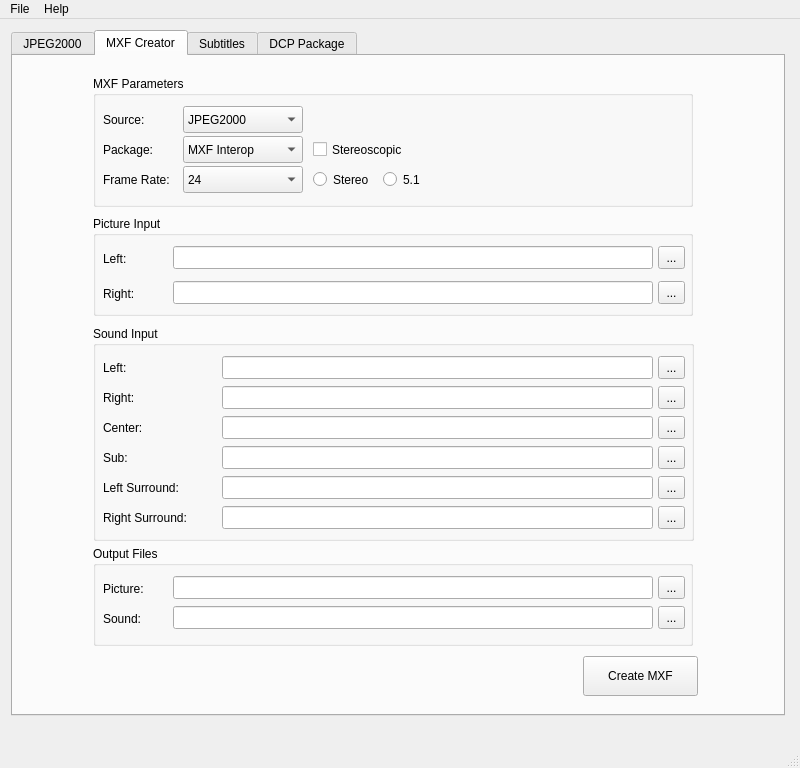
The window that gui/mainwindow.ui (mamay/OpenDCP) describes before a commit, drawn with Qt 5.
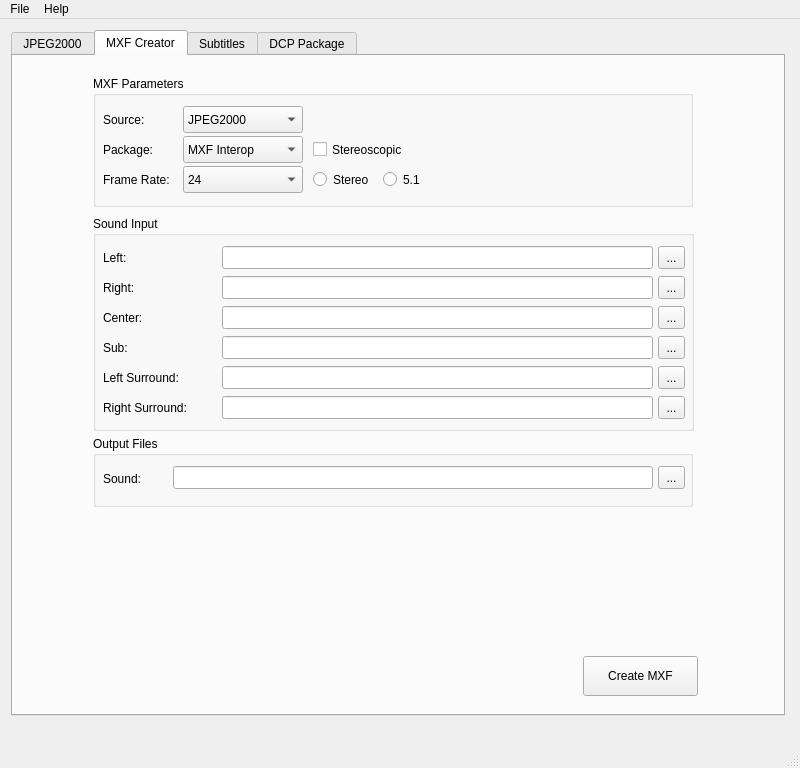
The same window after the commit. The open tabs and pages were chosen to show the change. Icons and pictures are not drawn.

Commit message: re-worked MXF creator screen

```diff
--- a/gui/mainwindow.ui
+++ b/gui/mainwindow.ui
@@ -1089,13 +1089,39 @@
            </item>
           </widget>
          </widget>
+         <widget class="QPushButton" name="mxfButton">
+          <property name="geometry">
+           <rect>
+            <x>570</x>
+            <y>600</y>
+            <width>115</width>
+            <height>40</height>
+           </rect>
+          </property>
+          <property name="text">
+           <string>Create MXF</string>
+          </property>
+         </widget>
+         <widget class="QStackedWidget" name="mxfInputStack">
+          <property name="geometry">
+           <rect>
+            <x>70</x>
+            <y>160</y>
+            <width>631</width>
+            <height>331</height>
+           </rect>
+          </property>
+          <property name="currentIndex">
+           <number>0</number>
+          </property>
+          <widget class="QWidget" name="page">
          <widget class="QGroupBox" name="inputPGroupBox">
           <property name="geometry">
            <rect>
-            <x>80</x>
-            <y>160</y>
+              <x>10</x>
+              <y>0</y>
             <width>600</width>
-            <height>100</height>
+              <height>101</height>
            </rect>
           </property>
           <property name="title">
@@ -1228,13 +1254,13 @@
            </property>
           </widget>
          </widget>
-         <widget class="QGroupBox" name="mxfOutGroupBox">
+           <widget class="QGroupBox" name="mxfOutPGroupBox">
           <property name="geometry">
            <rect>
-            <x>80</x>
-            <y>490</y>
+              <x>10</x>
+              <y>110</y>
             <width>600</width>
-            <height>100</height>
+              <height>71</height>
            </rect>
           </property>
           <property name="title">
@@ -1303,88 +1329,14 @@
             <bool>true</bool>
            </property>
           </widget>
-          <widget class="QToolButton" name="aMxfOutButton">
-           <property name="geometry">
-            <rect>
-             <x>565</x>
-             <y>60</y>
-             <width>27</width>
-             <height>23</height>
-            </rect>
-           </property>
-           <property name="sizePolicy">
-            <sizepolicy hsizetype="Fixed" vsizetype="Fixed">
-             <horstretch>27</horstretch>
-             <verstretch>25</verstretch>
-            </sizepolicy>
-           </property>
-           <property name="text">
-            <string>...</string>
-           </property>
-          </widget>
-          <widget class="QLabel" name="aMxfLabel">
+           </widget>
+          </widget>
+          <widget class="QWidget" name="page_2">
+           <widget class="QGroupBox" name="inputSGroupBox">
            <property name="geometry">
             <rect>
              <x>10</x>
-             <y>60</y>
-             <width>60</width>
-             <height>25</height>
-            </rect>
-           </property>
-           <property name="sizePolicy">
-            <sizepolicy hsizetype="Preferred" vsizetype="Fixed">
-             <horstretch>0</horstretch>
-             <verstretch>25</verstretch>
-            </sizepolicy>
-           </property>
-           <property name="minimumSize">
-            <size>
-             <width>0</width>
-             <height>25</height>
-            </size>
-           </property>
-           <property name="text">
-            <string>Sound:</string>
-           </property>
-          </widget>
-          <widget class="QLineEdit" name="aMxfOutEdit">
-           <property name="geometry">
-            <rect>
-             <x>80</x>
-             <y>60</y>
-             <width>480</width>
-             <height>23</height>
-            </rect>
-           </property>
-           <property name="sizePolicy">
-            <sizepolicy hsizetype="Expanding" vsizetype="Fixed">
-             <horstretch>0</horstretch>
-             <verstretch>25</verstretch>
-            </sizepolicy>
-           </property>
-           <property name="readOnly">
-            <bool>true</bool>
-           </property>
-          </widget>
-         </widget>
-         <widget class="QPushButton" name="mxfButton">
-          <property name="geometry">
-           <rect>
-            <x>570</x>
-            <y>600</y>
-            <width>115</width>
-            <height>40</height>
-           </rect>
-          </property>
-          <property name="text">
-           <string>Create MXF</string>
-          </property>
-         </widget>
-         <widget class="QGroupBox" name="groupBox">
-          <property name="geometry">
-           <rect>
-            <x>80</x>
-            <y>270</y>
+              <y>0</y>
             <width>601</width>
             <height>215</height>
            </rect>
@@ -1669,6 +1621,87 @@
            </property>
           </widget>
          </widget>
+           <widget class="QGroupBox" name="amxfOutGroupBox">
+            <property name="geometry">
+             <rect>
+              <x>10</x>
+              <y>220</y>
+              <width>600</width>
+              <height>71</height>
+             </rect>
+            </property>
+            <property name="title">
+             <string>Output Files</string>
+            </property>
+            <widget class="QLabel" name="aMxfOutLabel">
+             <property name="geometry">
+              <rect>
+               <x>10</x>
+               <y>30</y>
+               <width>60</width>
+               <height>25</height>
+              </rect>
+             </property>
+             <property name="sizePolicy">
+              <sizepolicy hsizetype="Preferred" vsizetype="Fixed">
+               <horstretch>0</horstretch>
+               <verstretch>25</verstretch>
+              </sizepolicy>
+             </property>
+             <property name="minimumSize">
+              <size>
+               <width>0</width>
+               <height>25</height>
+              </size>
+             </property>
+             <property name="text">
+              <string>Sound:</string>
+             </property>
+            </widget>
+            <widget class="QToolButton" name="aMxfOutButton">
+             <property name="geometry">
+              <rect>
+               <x>565</x>
+               <y>30</y>
+               <width>27</width>
+               <height>23</height>
+              </rect>
+             </property>
+             <property name="sizePolicy">
+              <sizepolicy hsizetype="Fixed" vsizetype="Fixed">
+               <horstretch>27</horstretch>
+               <verstretch>25</verstretch>
+              </sizepolicy>
+             </property>
+             <property name="text">
+              <string>...</string>
+             </property>
+            </widget>
+            <widget class="QLineEdit" name="aMxfOutEdit">
+             <property name="geometry">
+              <rect>
+               <x>80</x>
+               <y>30</y>
+               <width>480</width>
+               <height>23</height>
+              </rect>
+             </property>
+             <property name="sizePolicy">
+              <sizepolicy hsizetype="Expanding" vsizetype="Fixed">
+               <horstretch>0</horstretch>
+               <verstretch>25</verstretch>
+              </sizepolicy>
+             </property>
+             <property name="readOnly">
+              <bool>true</bool>
+             </property>
+            </widget>
+           </widget>
+          </widget>
+         </widget>
+         <zorder>mxfInputStack</zorder>
+         <zorder>mxfGroupBox</zorder>
+         <zorder>mxfButton</zorder>
         </widget>
         <widget class="QWidget" name="subTab">
          <attribute name="title">
```
Left out of the diff: 64 changed lines with no effect on the pictures. Lines whose indentation alone changed are shown as unchanged. The commit also changes 1 other file.
